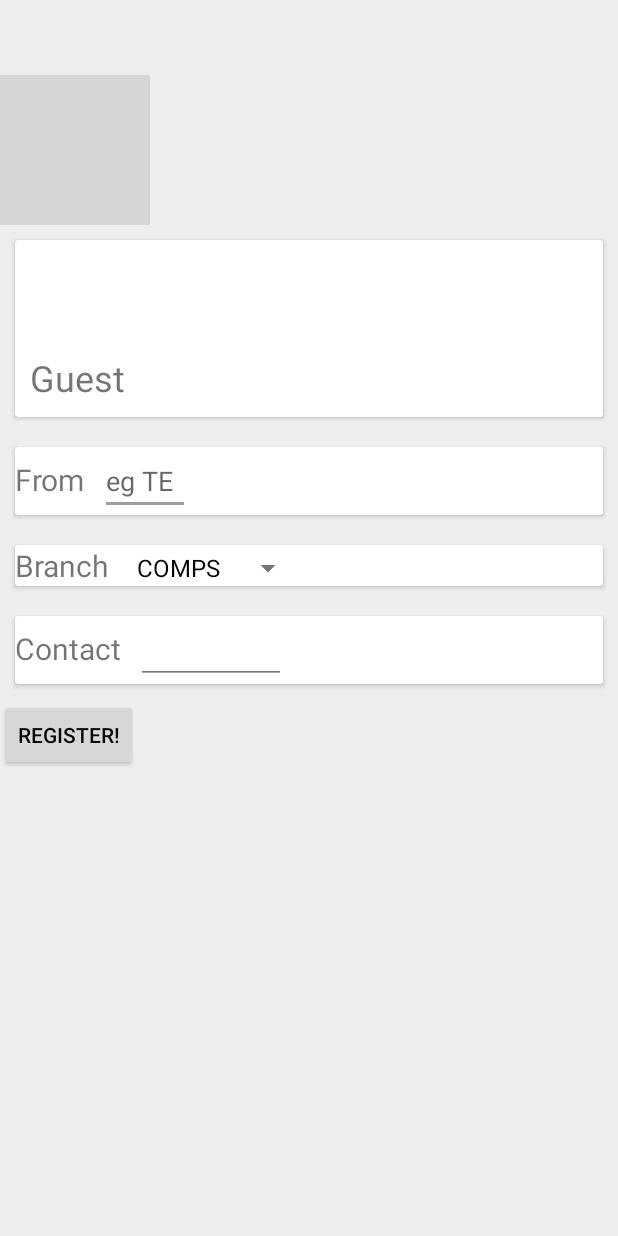
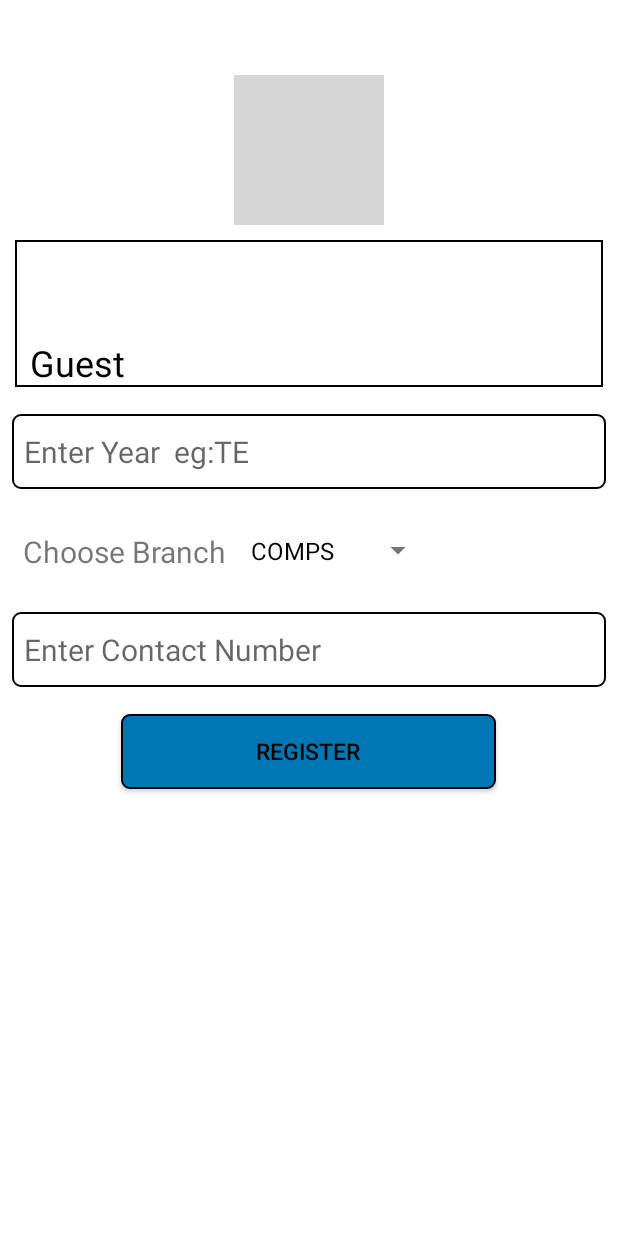
Before and after one commit to gujarshlok/UDAAN, an Android app: the LoginPage screen opened directly, with no data from a screen before it, on a phone screen of 412 x 824 dp. Run offline under Robolectric (Android 15) with nearby library versions, the light colour scheme and no system bars; our stand-ins replace CircleImageView, Firebase (no records; nobody signed in at launch, a user with empty details on screens opened directly); libraries missing offline, so code that uses them is left out: com.firebase.ui, me.relex.circleindicator; pictures from the network do not load; grey boxes are pictures that could not be loaded.

Commit message:
UI upgrade 1

```diff
--- a/app/build.gradle
+++ b/app/build.gradle
@@ -27,6 +27,7 @@ dependencies {
 
 
 
+    //noinspection GradleCompatible
     compile 'com.android.support:appcompat-v7:26.0.2'
     compile 'me.relex:circleindicator:1.2.2@aar'
     compile 'com.android.support:design:26.0.2'
--- a/app/src/main/java/sp/udaan/Activites/LoginPage.java
+++ b/app/src/main/java/sp/udaan/Activites/LoginPage.java
@@ -1,17 +1,18 @@
 package sp.udaan.Activites;
 
+import android.annotation.SuppressLint;
 import android.content.Context;
 import android.content.Intent;
 import android.content.SharedPreferences;
+import android.os.Bundle;
+import android.support.design.widget.TextInputEditText;
 import android.support.v7.app.AppCompatActivity;
-import android.os.Bundle;
+import android.support.v7.widget.AppCompatSpinner;
 import android.view.View;
 import android.widget.AdapterView;
 import android.widget.ArrayAdapter;
 import android.widget.Button;
-import android.widget.EditText;
 import android.widget.ImageView;
-import android.widget.Spinner;
 import android.widget.TextView;
 import android.widget.Toast;
 
@@ -45,16 +46,17 @@ public class LoginPage extends AppCompatActivity {
     SharedPreferences shouldMap;
 
     TextView uname,uemail,utype;
-    EditText uclass,ucontact;
+    TextInputEditText uclass,ucontact;
     ImageView uprofile;
-    Spinner spinner;
+    AppCompatSpinner spinner;
     Button b;
-    String x,z;
+    String x,y,z;
 
     private ArrayList admin, eventOrg;
 
 
     String fixedFrom;
+    @SuppressLint("WrongConstant")
     @Override
     protected void onCreate(Bundle savedInstanceState) {
         super.onCreate(savedInstanceState);
@@ -143,10 +145,9 @@ public class LoginPage extends AppCompatActivity {
         uemail =  (TextView) findViewById(R.id.uEmail);
         utype = (TextView) findViewById(R.id.uType);
         uprofile = (ImageView) findViewById(R.id.uProfile);
-        uclass = (EditText) findViewById(R.id.uClass);
-        spinner = (Spinner) findViewById(R.id.spinner);
-        ucontact = (EditText) findViewById(R.id.uContact);
-
+        uclass = (TextInputEditText) findViewById(R.id.uClass);
+        spinner = (AppCompatSpinner) findViewById(R.id.spinner);
+        ucontact = (TextInputEditText) findViewById(R.id.uContact);
         uname.setText(name);
         uemail.setText(email);
         utype.setText(type);
@@ -163,6 +164,8 @@ public class LoginPage extends AppCompatActivity {
         categories.add("EXTC");
         categories.add("ETRX");
 
+
+
         // Creating adapter for spinner
         ArrayAdapter<String> dataAdapter = new ArrayAdapter<String>(this, android.R.layout.simple_spinner_item, categories);
 
@@ -171,7 +174,6 @@ public class LoginPage extends AppCompatActivity {
 
         // attaching data adapter to spinner
         spinner.setAdapter(dataAdapter);
-
 
         spinner.setOnItemSelectedListener(new AdapterView.OnItemSelectedListener() {
             @Override
@@ -231,12 +233,17 @@ public class LoginPage extends AppCompatActivity {
             Toast.makeText(LoginPage.this,"Dont leave any field blank :)",Toast.LENGTH_SHORT).show();
             return;
         }
+        if(ucontact.getText().toString().length()!=10)
+        {
+            Toast.makeText(LoginPage.this,"Enter a valid Contact Number :)",Toast.LENGTH_SHORT).show();
+            return;
+        }
 
         phoneNo = ucontact.getText().toString();
         z = uclass.getText().toString();
         fixedFrom = z + " " + x;
         mPushDatabaseReference.push().setValue(new User(name,email,profile,uid,type,fixedFrom,phoneNo));
-        Toast.makeText(this,"You are    registered",Toast.LENGTH_SHORT).show();
+        Toast.makeText(this,"You are registered !!",Toast.LENGTH_SHORT).show();
         spa.putBoolean("firstSignIn",false);
         spa.commit();
         sp.putString("from", fixedFrom);
--- a/app/src/main/java/sp/udaan/Activites/MainActivity.java
+++ b/app/src/main/java/sp/udaan/Activites/MainActivity.java
@@ -1,5 +1,6 @@
 package sp.udaan.Activites;
 
+import android.annotation.SuppressLint;
 import android.content.Context;
 import android.content.Intent;
 import android.content.SharedPreferences;
@@ -23,7 +24,6 @@ import android.support.v7.app.ActionBarDrawerToggle;
 import android.support.v7.app.AppCompatActivity;
 import android.support.v7.widget.Toolbar;
 import android.util.Log;
-import android.view.LayoutInflater;
 import android.view.Menu;
 import android.view.MenuItem;
 import android.view.View;
@@ -105,6 +105,7 @@ public class MainActivity extends AppCompatActivity {
 
     String currentCategory;
 
+    @SuppressLint("WrongConstant")
     @Override
     protected void onCreate(Bundle savedInstanceState) {
         super.onCreate(savedInstanceState);
@@ -211,20 +212,20 @@ public class MainActivity extends AppCompatActivity {
 
         //Carousel on top - commented for future reference
         //ViewPager
-//        mCustomPagerAdapter = new CustomPagerAdapter(this);
-//        mViewPager = (CustomViewPager) findViewById(R.id.viewpager_main);
-//        CircleIndicator indicator = (CircleIndicator) findViewById(R.id.indicator);
-//        mViewPager.setAdapter(mCustomPagerAdapter);
-//        indicator.setViewPager(mViewPager);
-//
-//        final Handler h = new Handler(Looper.getMainLooper());
-//        final Runnable r = new Runnable() {
-//            public void run() {
-//                mViewPager.setCurrentItem((mViewPager.getCurrentItem() + 1) % NUM_PAGES, true);
-//                h.postDelayed(this, 3000);
-//            }
-//        };
-//        h.postDelayed(r, 3000);
+        mCustomPagerAdapter = new CustomPagerAdapter(this);
+        mViewPager = (CustomViewPager) findViewById(R.id.viewpager_main);
+        CircleIndicator indicator = (CircleIndicator) findViewById(R.id.indicator);
+        mViewPager.setAdapter(mCustomPagerAdapter);
+        indicator.setViewPager(mViewPager);
+
+        final Handler h = new Handler(Looper.getMainLooper());
+        final Runnable r = new Runnable() {
+            public void run() {
+                mViewPager.setCurrentItem((mViewPager.getCurrentItem() + 1) % NUM_PAGES, true);
+                h.postDelayed(this, 3000);
+            }
+        };
+        h.postDelayed(r, 3000);
 
 
         //Code for Crescento image (image with curve at the bottom)
--- /dev/null
+++ b/app/src/main/res/drawable/edittext.xml
@@ -0,0 +1,12 @@
+<?xml version="1.0" encoding="utf-8"?>
+<shape
+    xmlns:android="http://schemas.android.com/apk/res/android"
+    android:shape="rectangle">
+
+    <solid
+        android:color="@android:color/transparent"/>
+
+    <stroke
+        android:width="1dp"/>
+
+</shape>
--- /dev/null
+++ b/app/src/main/res/drawable/rounded_button.xml
@@ -0,0 +1,19 @@
+<?xml version="1.0" encoding="utf-8"?>
+<shape
+    xmlns:android="http://schemas.android.com/apk/res/android"
+    android:shape="rectangle">
+
+    <solid
+        android:color="#0077B5"/>
+
+    <stroke
+        android:width="1dp"/>
+
+    <corners
+        android:bottomLeftRadius="5dp"
+        android:bottomRightRadius="5dp"
+        android:radius="5dp"
+        android:topLeftRadius="5dp"
+        android:topRightRadius="5dp"/>
+
+</shape>
--- a/app/src/main/res/layout/activity_login_page.xml
+++ b/app/src/main/res/layout/activity_login_page.xml
@@ -4,6 +4,7 @@
     xmlns:app="http://schemas.android.com/apk/res-auto"
     xmlns:tools="http://schemas.android.com/tools"
     android:layout_width="match_parent"
+    android:background="#fff"
     android:layout_height="match_parent"
     tools:context="sp.udaan.Activites.LoginPage"
     android:orientation="vertical">
@@ -11,24 +12,23 @@
     <de.hdodenhof.circleimageview.CircleImageView
         android:layout_width="100dp"
         android:layout_height="100dp"
+        android:layout_gravity="center"
         android:id="@+id/uProfile"
         android:layout_marginTop="50dp"/>
 
-    <android.support.v7.widget.CardView
-        android:layout_width="match_parent"
-        android:layout_height="wrap_content"
-        android:layout_margin="10dp">
-
         <LinearLayout
             android:layout_width="match_parent"
-            android:layout_height="match_parent"
+            android:layout_height="wrap_content"
             android:orientation="vertical"
+            android:background="@drawable/edittext"
             android:layout_margin="10dp">
 
             <TextView
                 android:layout_width="wrap_content"
                 android:layout_height="wrap_content"
                 android:id="@+id/uName"
+                android:textColor="#000"
+                android:layout_marginLeft="@dimen/padding10dp"
                 android:textSize="24sp"
                 android:text="asdfsdf" />
 
@@ -36,92 +36,99 @@
                 android:layout_width="wrap_content"
                 android:layout_height="wrap_content"
                 android:id="@+id/uEmail"
+                android:textColor="#000"
+                android:layout_marginLeft="@dimen/padding10dp"
                 android:textSize="24sp"
                 android:text="asdfsdf" />
             <TextView
                 android:layout_width="wrap_content"
                 android:layout_height="wrap_content"
                 android:id="@+id/uType"
+                android:textColor="#000"
+                android:layout_marginLeft="@dimen/padding10dp"
                 android:textSize="24sp"
                 android:text="asdfsdf" />
         </LinearLayout>
-    </android.support.v7.widget.CardView>
 
-    <android.support.v7.widget.CardView
+
+    <!--<android.support.v7.widget.CardView-->
+        <!--android:layout_width="match_parent"-->
+        <!--android:layout_height="wrap_content"-->
+        <!--android:layout_margin="10dp">-->
+
+        <!--<LinearLayout-->
+            <!--android:layout_width="wrap_content"-->
+            <!--android:layout_height="wrap_content">-->
+
+            <!--<TextView-->
+                <!--android:layout_width="wrap_content"-->
+                <!--android:layout_height="wrap_content"-->
+                <!--android:text="From"-->
+                <!--android:textSize="20sp"/>-->
+            <!--<EditText-->
+                <!--android:layout_width="60dp"-->
+                <!--android:layout_height="wrap_content"-->
+                <!--android:id="@+id/uClass"-->
+                <!--android:layout_marginLeft="10dp"-->
+                <!--android:hint="eg TE"/>-->
+        <!--</LinearLayout>-->
+
+    <!--</android.support.v7.widget.CardView>-->
+
+    <android.support.design.widget.TextInputEditText
+        android:id="@+id/uClass"
+        android:layout_width="match_parent"
+        android:layout_height="@dimen/edit_text_height"
+        android:background="@drawable/rounded_edittext"
+        android:padding="@dimen/padding8dp"
+        android:hint="Enter Year  eg:TE"
+        android:textSize="20sp"
+        android:inputType="textAutoComplete"
+        android:layout_margin="@dimen/padding8dp"/>
+
+    <LinearLayout
         android:layout_width="match_parent"
         android:layout_height="wrap_content"
-        android:layout_margin="10dp">
+        android:orientation="horizontal">
 
-        <LinearLayout
+        <TextView
             android:layout_width="wrap_content"
-            android:layout_height="wrap_content">
+            android:layout_marginTop="10dp"
+            android:layout_height="wrap_content"
+            android:text="Choose Branch"
+            android:layout_marginLeft="15dp"
+            android:textSize="20dp"/>
 
-            <TextView
-                android:layout_width="wrap_content"
-                android:layout_height="wrap_content"
-                android:text="From"
-                android:textSize="20sp"/>
-            <EditText
-                android:layout_width="60dp"
-                android:layout_height="wrap_content"
-                android:id="@+id/uClass"
-                android:layout_marginLeft="10dp"
-                android:hint="eg TE"/>
-        </LinearLayout>
+        <android.support.v7.widget.AppCompatSpinner
+            android:id="@+id/spinner"
+            android:layout_width="130dp"
+            android:layout_height="@dimen/edit_text_height"
+            android:layout_margin="@dimen/padding8dp"
+            android:layout_marginLeft="30dp"></android.support.v7.widget.AppCompatSpinner>
+    </LinearLayout>
 
-    </android.support.v7.widget.CardView>
+        <android.support.design.widget.TextInputEditText
+            android:id="@+id/uContact"
+            android:layout_width="match_parent"
+            android:layout_height="@dimen/edit_text_height"
+            android:background="@drawable/rounded_edittext"
+            android:padding="@dimen/padding8dp"
+            android:hint="Enter Contact Number"
+            android:textSize="20sp"
+            android:inputType="textAutoComplete"
+            android:layout_margin="@dimen/padding8dp"/>
 
-    <android.support.v7.widget.CardView
-        android:layout_width="match_parent"
-        android:layout_height="wrap_content"
-        android:layout_margin="10dp">
 
-        <LinearLayout
-            android:layout_width="wrap_content"
-            android:layout_height="wrap_content">
 
-            <TextView
-                android:layout_width="wrap_content"
-                android:layout_height="wrap_content"
-                android:text="Branch"
-                android:textSize="20sp"/>
-            <Spinner
-                android:id="@+id/spinner"
-                android:layout_width="fill_parent"
-                android:layout_height="wrap_content"
-                android:layout_marginLeft="10dp"/>
-        </LinearLayout>
-
-    </android.support.v7.widget.CardView>
-
-    <android.support.v7.widget.CardView
-        android:layout_width="match_parent"
-        android:layout_height="wrap_content"
-        android:layout_margin="10dp">
-
-        <LinearLayout
-            android:layout_width="wrap_content"
-            android:layout_height="wrap_content">
-
-            <TextView
-                android:layout_width="wrap_content"
-                android:layout_height="wrap_content"
-                android:text="Contact"
-                android:textSize="20sp"/>
-            <EditText
-                android:layout_width="100dp"
-                android:layout_height="wrap_content"
-                android:layout_marginLeft="10dp"
-                android:inputType="number"
-                android:id="@+id/uContact"/>
-        </LinearLayout>
-
-    </android.support.v7.widget.CardView>
     <Button
-        android:layout_width="wrap_content"
-        android:layout_height="wrap_content"
-        android:text="Register!"
+        android:layout_width="@dimen/button_width"
+        android:layout_height="@dimen/button_height"
+        android:background="@drawable/rounded_button"
+        android:layout_marginTop="@dimen/padding10dp"
+        android:layout_gravity="center"
+        android:text="Register"
         android:onClick="regUser"
-        android:id="@+id/regButton"/>
+        android:id="@+id/regButton"
+        android:textSize="15sp" />
 
 </LinearLayout>
--- a/app/src/main/res/layout/activity_main.xml
+++ b/app/src/main/res/layout/activity_main.xml
@@ -6,7 +6,7 @@
     android:orientation="vertical"
     android:layout_width="match_parent"
     android:layout_height="match_parent"
-    tools:context="sp.udaan.MainActivity">
+    tools:context="sp.udaan.Activites.MainActivity">
 
     <android.support.design.widget.CoordinatorLayout
         android:layout_width="match_parent"
--- a/app/src/main/res/values/dimens.xml
+++ b/app/src/main/res/values/dimens.xml
@@ -7,6 +7,15 @@
     <dimen name="text_margin">16dp</dimen>
     <dimen name="profile_height">64dp</dimen>
     <dimen name="developer_profile_height">80dp</dimen>
+    <dimen name="button_width">250dp</dimen>
+    <dimen name="button_height">50dp</dimen>
+    <dimen name="edit_text_width">300dp</dimen>
+    <dimen name="edit_text_height">50dp</dimen>
+    <dimen name="edit_text_width_small">270dp</dimen>
+
+    <dimen name="padding4dp">4dp</dimen>
+    <dimen name="padding8dp">8dp</dimen>
+    <dimen name="padding10dp">10dp</dimen>
 
     <dimen name="activity_main_viewpager">200dp</dimen>
 </resources>
```
